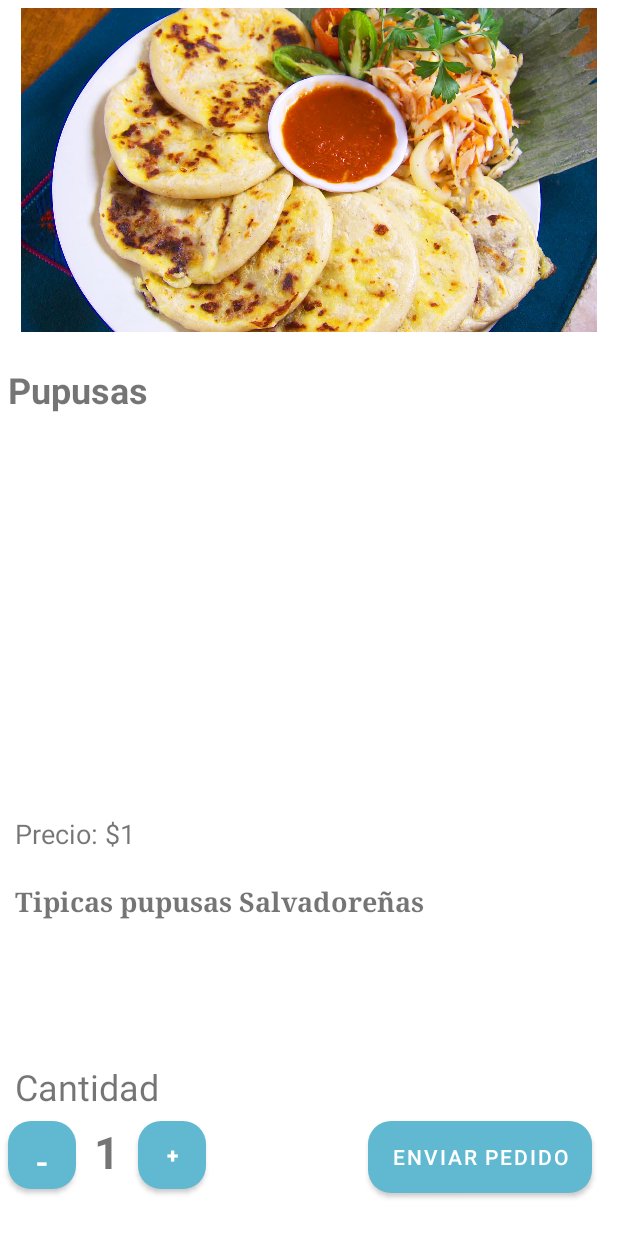
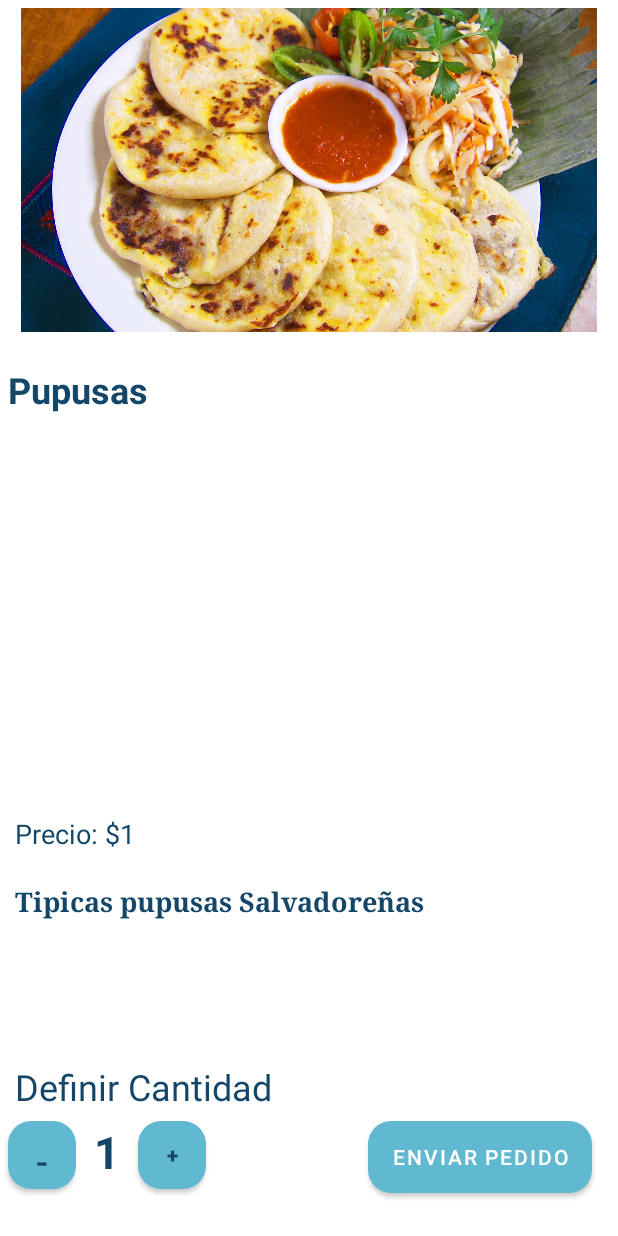
Before and after one commit to LisbethRmrz/Restaurante_SinFirebase, an Android app: the ListaActivity screen opened directly, with no data from a screen before it, after a tap on "Pupusas", on a phone screen of 412 x 824 dp. Run offline under Robolectric (Android 15) with nearby library versions, the phone set to English and light mode, and no system bars.

Commit message:
Funcionando sin firebase

```diff
--- a/Desafio2/app/src/main/AndroidManifest.xml
+++ b/Desafio2/app/src/main/AndroidManifest.xml
@@ -13,7 +13,8 @@
         <activity android:name=".Lista2Activity" />
         <activity android:name=".ListaActivity" />
         <activity android:name=".InicioActivity" />
-        <activity android:name=".MainActivity">
+        <activity android:name=".MainActivity"
+            >
             <intent-filter>
                 <action android:name="android.intent.action.MAIN" />
 
--- a/Desafio2/app/src/main/java/com/edu/sv/restaurantedsm/ListaActivity.java
+++ b/Desafio2/app/src/main/java/com/edu/sv/restaurantedsm/ListaActivity.java
@@ -12,8 +12,8 @@ import android.widget.ListView;
 
 public class ListaActivity extends AppCompatActivity {
 
-    ListView listaCervezas;
-    ListView listaPizzas;
+    ListView listaRefrescos;
+    ListView listaPlatos;
     public static int pos;
 
     @Override
@@ -29,10 +29,10 @@ public class ListaActivity extends AppCompatActivity {
     public void definirLista(int pos) {
 
         if (pos == 0) {
-            listaCervezas = findViewById(R.id.lista);
+            listaRefrescos = findViewById(R.id.lista);
             ArrayAdapter<Producto> adaptador = new ArrayAdapter<Producto>(this, android.R.layout.simple_list_item_1, Producto.refrescos);
-            listaCervezas.setAdapter(adaptador);
-            listaCervezas.setOnItemClickListener(new AdapterView.OnItemClickListener() {
+            listaRefrescos.setAdapter(adaptador);
+            listaRefrescos.setOnItemClickListener(new AdapterView.OnItemClickListener() {
                 @Override
                 public void onItemClick(AdapterView<?> parent, View view, int position, long id) {
                     if (position != -1) {
@@ -47,10 +47,10 @@ public class ListaActivity extends AppCompatActivity {
         }//Fin If
 
         if (pos == 1) {
-            listaPizzas = findViewById(R.id.lista);
+            listaPlatos = findViewById(R.id.lista);
             ArrayAdapter<Producto> adaptador = new ArrayAdapter<Producto>(this, android.R.layout.simple_list_item_1, Producto.platos);
-            listaPizzas.setAdapter(adaptador);
-            listaPizzas.setOnItemClickListener(new AdapterView.OnItemClickListener() {
+            listaPlatos.setAdapter(adaptador);
+            listaPlatos.setOnItemClickListener(new AdapterView.OnItemClickListener() {
                 @Override
                 public void onItemClick(AdapterView<?> adapterView, View view, int i, long l) {
                     if (i != -1) {
--- a/Desafio2/app/src/main/res/layout/activity_lista2.xml
+++ b/Desafio2/app/src/main/res/layout/activity_lista2.xml
@@ -28,9 +28,10 @@
         android:layout_marginLeft="5dp"
         android:layout_marginRight="5dp"
         android:layout_marginTop="243dp"
-        android:text="TextView"
+        android:text="@string/textview"
         android:textSize="24sp"
         android:textStyle="bold"
+        android:textColor="@color/colorPrimaryDark"
         app:fontFamily="sans-serif"
         app:layout_constraintLeft_toLeftOf="parent"
         app:layout_constraintRight_toRightOf="parent"
@@ -48,10 +49,11 @@
         android:layout_marginLeft="10dp"
         android:layout_marginRight="10dp"
         android:layout_marginTop="340dp"
-        android:text="TextView"
+        android:text="@string/textview"
         android:textSize="18sp"
         android:textStyle="bold"
         app:fontFamily="serif"
+        android:textColor="@color/colorPrimaryDark"
         app:layout_constraintBottom_toBottomOf="parent"
         app:layout_constraintLeft_toLeftOf="parent"
         app:layout_constraintRight_toRightOf="parent"
@@ -68,9 +70,10 @@
         android:layout_marginLeft="10dp"
         android:layout_marginRight="10dp"
         android:layout_marginTop="300dp"
-        android:text="TextView"
+        android:text="@string/textview"
         android:textSize="18sp"
         app:fontFamily="sans-serif"
+        android:textColor="@color/colorPrimaryDark"
         app:layout_constraintBottom_toTopOf="@+id/txt_desc"
         app:layout_constraintStart_toStartOf="parent"
         tools:layout_editor_absoluteX="16dp"
@@ -84,11 +87,12 @@
         android:layout_toEndOf="@+id/btn_menos"
         android:ems="10"
         android:inputType="number"
-        android:text="1"
+        android:text="@string/number"
         android:textAlignment="center"
         android:textSize="30sp"
         android:textStyle="bold"
         android:typeface="sans"
+        android:textColor="@color/colorPrimaryDark"
         app:layout_constraintStart_toStartOf="parent"
         app:layout_constraintTop_toTopOf="@+id/btn_menos" />
 
@@ -100,9 +104,10 @@
         android:layout_alignStart="@+id/txt_nombre"
         android:layout_marginBottom="31dp"
         android:onClick="restar"
-        android:text="-"
+        android:text="@string/menos"
         android:textAllCaps="false"
         android:textSize="24sp"
+        android:textColor="@color/colorPrimaryDark"
         android:background="@drawable/buttons"
         app:layout_constraintBottom_toBottomOf="parent"
         app:layout_constraintStart_toStartOf="parent"
@@ -116,8 +121,9 @@
         android:layout_alignTop="@+id/txt_cantidad"
         android:layout_toEndOf="@+id/txt_cantidad"
         android:onClick="agregar"
-        android:text="+"
+        android:text="@string/mas"
         android:textStyle="bold"
+        android:textColor="@color/colorPrimaryDark"
         android:background="@drawable/buttons"
         app:layout_constraintStart_toStartOf="parent"
         app:layout_constraintTop_toTopOf="@+id/txt_cantidad"
@@ -133,7 +139,7 @@
         android:layout_marginEnd="17dp"
         android:layout_marginRight="10dp"
         android:onClick="agregarcarrito"
-        android:text="Enviar Pedido"
+        android:text="@string/pedido"
         android:background="@drawable/buttons"
         app:layout_constraintEnd_toEndOf="@+id/txt_nombre"
         app:layout_constraintTop_toTopOf="@+id/txt_cantidad"
@@ -149,7 +155,8 @@
         android:layout_marginBottom="84dp"
         android:layout_marginLeft="10dp"
         android:layout_marginRight="10dp"
-        android:text="Cantidad"
+        android:text="@string/cantidad"
+        android:textColor="@color/colorPrimaryDark"
         android:textSize="24sp"
         app:layout_constraintBottom_toBottomOf="parent"
         app:layout_constraintStart_toStartOf="@+id/btn_menos" />
--- a/Desafio2/app/src/main/res/layout/activity_resumen.xml
+++ b/Desafio2/app/src/main/res/layout/activity_resumen.xml
@@ -15,7 +15,7 @@
         android:layout_alignParentStart="true"
         android:layout_marginBottom="34dp"
         android:layout_marginStart="17dp"
-        android:text="Total:"
+        android:text="@string/total"
         android:textSize="24sp"
         android:textStyle="bold|italic"
         android:typeface="normal"
@@ -45,6 +45,6 @@
         android:layout_alignTop="@+id/txt_total"
         android:layout_marginEnd="14dp"
         android:onClick="borrarPedido"
-        android:text="Cancelar pedido" />
+        android:text="@string/cancelar" />
 
 </RelativeLayout>
--- a/Desafio2/app/src/main/res/values/strings.xml
+++ b/Desafio2/app/src/main/res/values/strings.xml
@@ -1,20 +1,19 @@
 <resources>
     <string name="app_name">RestauranteDSM</string>
-    <string name="main_registrarse">Registrarse</string>
-    <string name="main_login">Iniciar Sesión</string>
-    <string name="register_correo">Correo Electrónico</string>
-    <string name="register_contraseña">Contraseña</string>
-    <string name="register_crear">Crear Cuenta</string>
-    <string name="login_correo">Correo Electrónico</string>
-    <string name="login_contraseña">Contraseña</string>
-    <string name="login_olvidarcontraseña">Olvidaste tu contraseña?</string>
-    <string name="login_iniciar">Iniciar Sesión</string>
-    <string name="login_google">Ingresar con Google</string>
-    <string name="forgot_correo">Correo Electrónico</string>
-    <string name="forgot_restablecer">Restablecer Contraseña</string>
     <string-array name="opciones">
         <item>Bebidas</item>
         <item>Comidas</item>
         <item>Ver Pedidos</item>
     </string-array>
+    <string name="main_menu">Menú Principal</string>
+    <string name="lista_productos">Listado de Productos</string>
+    <string name="textview">TextView</string>
+    <string name="number">1</string>
+    <string name="menos">-</string>
+    <string name="mas">+</string>
+    <string name="pedido">Enviar Pedido</string>
+    <string name="cantidad">Definir Cantidad</string>
+    <string name="total">Total:</string>
+    <string name="cancelar">Calcelar Pedido</string>
+    <string name="main_google">Ingresar con Google</string>
 </resources>
```
Also changed, not shown: Desafio2/app/src/main/java/com/edu/sv/restaurantedsm/MainActivity.java (+1 -6 lines), Desafio2/app/src/main/res/layout/activity_inicio.xml (+34 -15 lines), Desafio2/app/src/main/res/layout/activity_lista.xml (+10 -0 lines), Desafio2/app/src/main/res/layout/activity_main.xml (+24 -1 lines).
